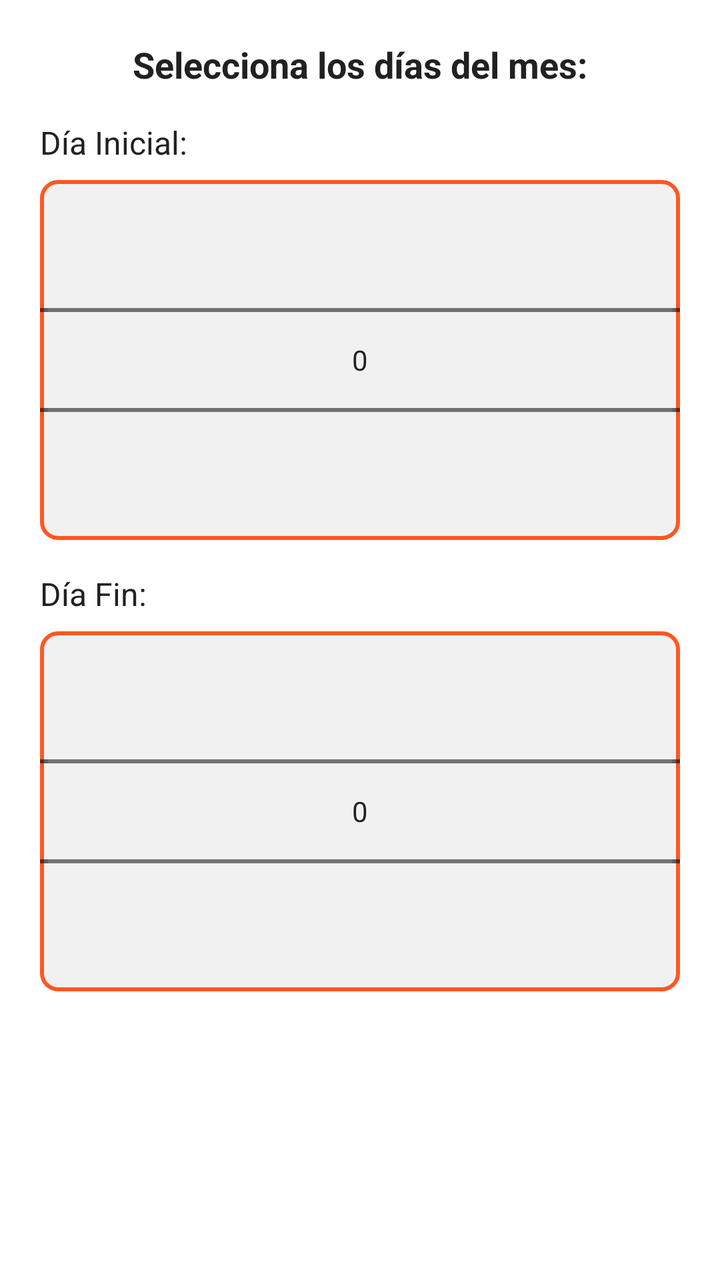
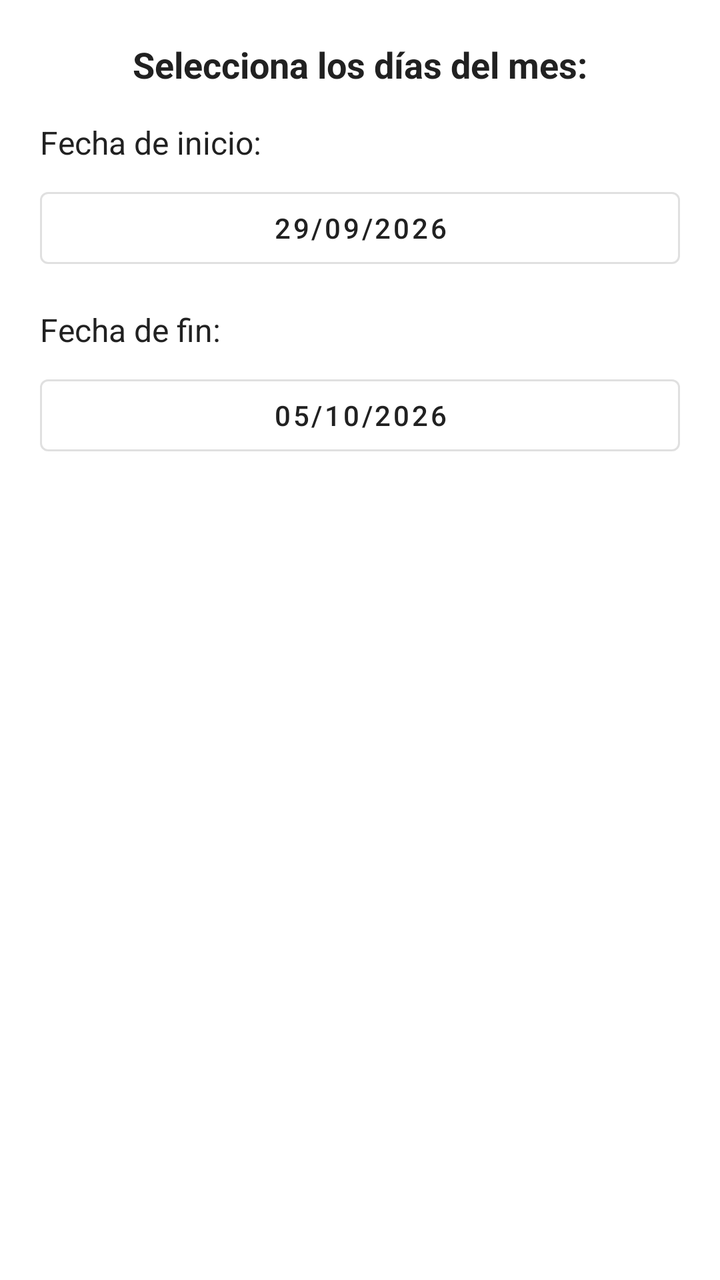

Two renders of the same Android screen: before a commit and after it. Below are the layout's source before the change and the commit's diff.
<!-- AndroidManifest.xml: application theme Theme.RecetApp -->
<!-- res/layout/dialog_date_range_picker.xml -->
<?xml version="1.0" encoding="utf-8"?>
<LinearLayout xmlns:android="http://schemas.android.com/apk/res/android"
    android:layout_width="match_parent"
    android:layout_height="wrap_content"
    android:orientation="vertical"
    android:padding="20dp"
    android:gravity="center_horizontal">

    
    <TextView
        android:layout_width="wrap_content"
        android:layout_height="wrap_content"
        android:text="@string/selecciona_dias"
        android:textSize="18sp"
        android:textStyle="bold"
        android:textColor="@color/colorIcono"
        android:layout_marginBottom="16dp"
        android:gravity="center" />

    
    <LinearLayout
        android:layout_width="match_parent"
        android:layout_height="wrap_content"
        android:orientation="vertical"
        android:layout_marginBottom="16dp">

        <TextView
            android:layout_width="wrap_content"
            android:layout_height="wrap_content"
            android:text="@string/dia_inicio"
            android:textSize="16sp"
            android:textColor="@color/colorIcono"
            android:layout_marginBottom="8dp" />

        <NumberPicker
            android:id="@+id/numberPickerInicio"
            android:layout_width="match_parent"
            android:layout_height="match_parent"
            android:background="@drawable/number_picker_background" />
    </LinearLayout>

    
    <LinearLayout
        android:layout_width="match_parent"
        android:layout_height="wrap_content"
        android:orientation="vertical">

        <TextView
            android:layout_width="wrap_content"
            android:layout_height="wrap_content"
            android:text="@string/dia_fin"
            android:textSize="16sp"
            android:textColor="@color/colorIcono"
            android:layout_marginBottom="8dp" />

        <NumberPicker
            android:id="@+id/numberPickerFin"
            android:layout_width="match_parent"
            android:layout_height="match_parent"
            android:background="@drawable/number_picker_background" />
    </LinearLayout>
</LinearLayout>
<!-- resources referenced by this layout -->
<resources>
  <color name="colorIcono">#212121</color>
  <!-- drawable number_picker_background (drawable) -->
  <?xml version="1.0" encoding="utf-8"?>
  <shape xmlns:android="http://schemas.android.com/apk/res/android">
      <solid android:color="@color/colorBackground" />
      <stroke android:width="2dp" android:color="@color/colorPrimary" />
      <corners android:radius="8dp" />
      <padding android:left="4dp" android:right="4dp" />
  </shape>
  <string name="dia_fin">Día Fin:</string>
  <string name="dia_inicio">Día Inicial:</string>
  <string name="selecciona_dias">Selecciona los días del mes:</string>
  <style name="Theme.RecetApp" parent="Theme.MaterialComponents.DayNight.DarkActionBar">
          
          <item name="colorPrimary">#FF5722</item>
          <item name="colorPrimaryVariant">#E64A19</item>
          <item name="colorOnPrimary">#FFFFFF</item>
          
          <item name="colorSecondary">#4CAF50</item>
          <item name="colorSecondaryVariant">#388E3C</item>
          <item name="colorOnSecondary">#000000</item>
          
          <item name="android:statusBarColor">?attr/colorPrimaryVariant</item>
          
      </style>
  <color name="colorBackground">#F1F1F1</color>
  <color name="colorPrimary">#FF5722</color>
</resources>

<!-- the commit's change to res/layout/dialog_date_range_picker.xml (unified diff, before → after) -->
@@ -1,5 +1,6 @@
 <?xml version="1.0" encoding="utf-8"?>
 <LinearLayout xmlns:android="http://schemas.android.com/apk/res/android"
+    xmlns:tools="http://schemas.android.com/tools"
     android:layout_width="match_parent"
     android:layout_height="wrap_content"
     android:orientation="vertical"
@@ -27,16 +28,19 @@
         <TextView
             android:layout_width="wrap_content"
             android:layout_height="wrap_content"
-            android:text="@string/dia_inicio"
+            android:text="@string/fecha_inicio"
             android:textSize="16sp"
             android:textColor="@color/colorIcono"
             android:layout_marginBottom="8dp" />
 
-        <NumberPicker
-            android:id="@+id/numberPickerInicio"
+        <Button
+            android:id="@+id/btnFechaInicio"
             android:layout_width="match_parent"
-            android:layout_height="match_parent"
-            android:background="@drawable/number_picker_background" />
+            android:layout_height="wrap_content"
+            android:text="29/09/2026"
+            style="?attr/materialButtonOutlinedStyle"
+            android:textColor="@color/colorIcono"
+            tools:ignore="HardcodedText" />
     </LinearLayout>
 
     
@@ -48,15 +52,18 @@
         <TextView
             android:layout_width="wrap_content"
             android:layout_height="wrap_content"
-            android:text="@string/dia_fin"
+            android:text="@string/fecha_fin"
             android:textSize="16sp"
             android:textColor="@color/colorIcono"
             android:layout_marginBottom="8dp" />
 
-        <NumberPicker
-            android:id="@+id/numberPickerFin"
+        <Button
+            android:id="@+id/btnFechaFin"
             android:layout_width="match_parent"
-            android:layout_height="match_parent"
-            android:background="@drawable/number_picker_background" />
+            android:layout_height="wrap_content"
+            android:text="05/10/2026"
+            style="?attr/materialButtonOutlinedStyle"
+            android:textColor="@color/colorIcono"
+            tools:ignore="HardcodedText" />
     </LinearLayout>
 </LinearLayout>
<!-- resource entries referenced after the edit -->
@@ -1,16 +1,8 @@
 <!-- resources referenced by this layout -->
 <resources>
   <color name="colorIcono">#212121</color>
-  <!-- drawable number_picker_background (drawable) -->
-  <?xml version="1.0" encoding="utf-8"?>
-  <shape xmlns:android="http://schemas.android.com/apk/res/android">
-      <solid android:color="@color/colorBackground" />
-      <stroke android:width="2dp" android:color="@color/colorPrimary" />
-      <corners android:radius="8dp" />
-      <padding android:left="4dp" android:right="4dp" />
-  </shape>
-  <string name="dia_fin">Día Fin:</string>
-  <string name="dia_inicio">Día Inicial:</string>
+  <string name="fecha_fin">Fecha de fin:</string>
+  <string name="fecha_inicio">Fecha de inicio:</string>
   <string name="selecciona_dias">Selecciona los días del mes:</string>
   <style name="Theme.RecetApp" parent="Theme.MaterialComponents.DayNight.DarkActionBar">
           
@@ -25,7 +17,5 @@
           <item name="android:statusBarColor">?attr/colorPrimaryVariant</item>
           
       </style>
-  <color name="colorBackground">#F1F1F1</color>
-  <color name="colorPrimary">#FF5722</color>
 </resources>
 
